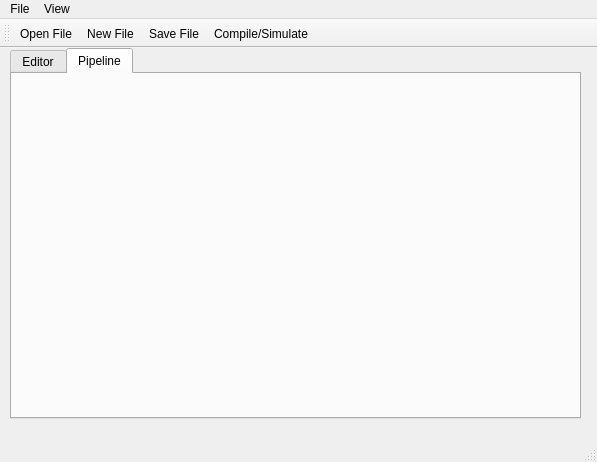
Above: MPSimulator/mainwindow.ui from olasalem/MPS before the change. Below: the same form after it.
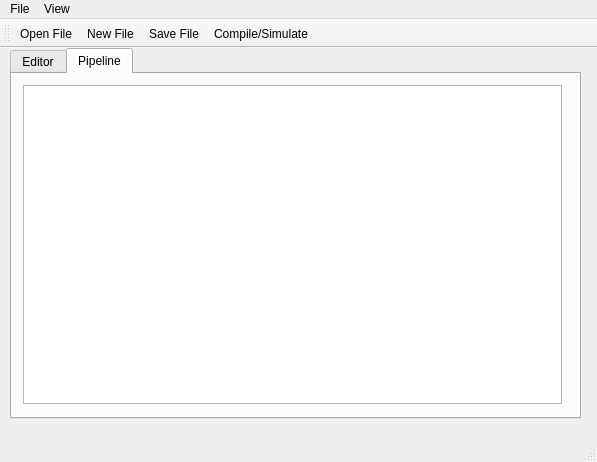
That is the form after the change. The open tabs and pages were chosen to show the change. Icons and pictures are not drawn.

```diff
--- a/MPSimulator/mainwindow.ui
+++ b/MPSimulator/mainwindow.ui
@@ -56,6 +56,21 @@
      <attribute name="title">
       <string>Pipeline</string>
      </attribute>
+     <widget class="QWidget" name="verticalLayoutWidget">
+      <property name="geometry">
+       <rect>
+        <x>0</x>
+        <y>0</y>
+        <width>561</width>
+        <height>341</height>
+       </rect>
+      </property>
+      <layout class="QVBoxLayout" name="verticalLayout">
+       <item>
+        <widget class="QTableView" name="pipelineTable"/>
+       </item>
+      </layout>
+     </widget>
     </widget>
    </widget>
   </widget>
```
Left out of the diff: 2 changed lines with no effect on the pictures.
